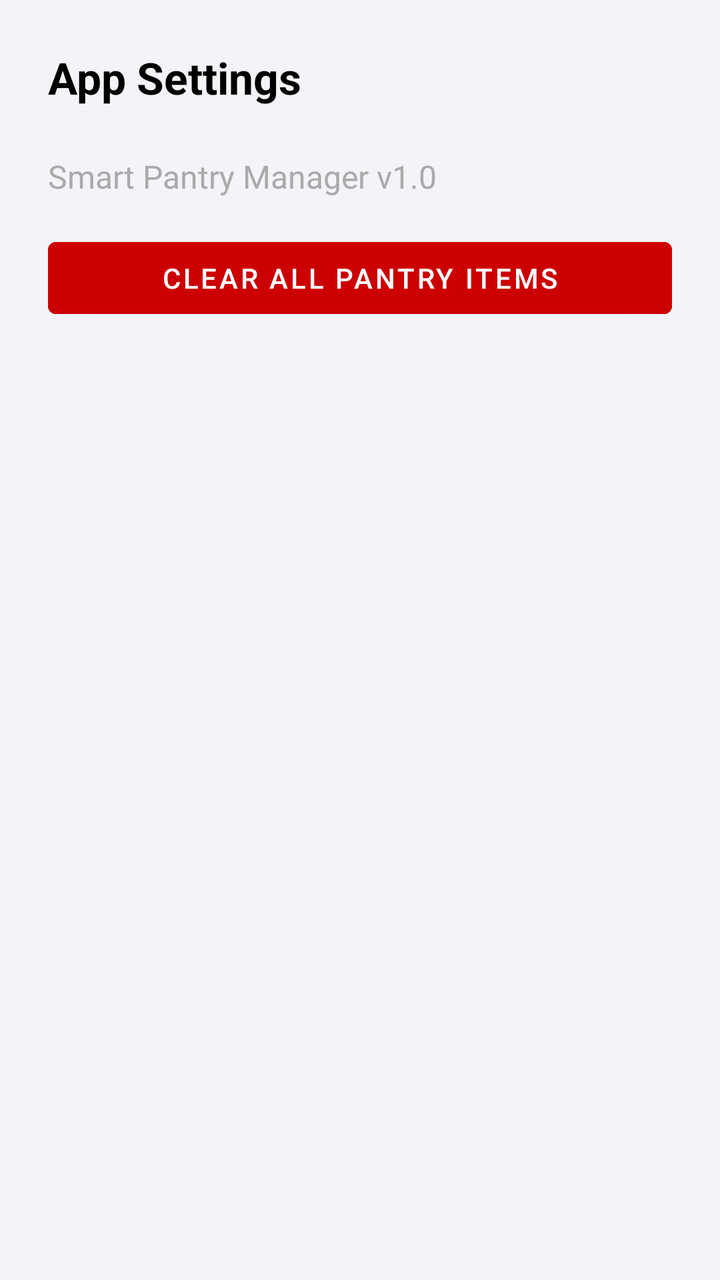
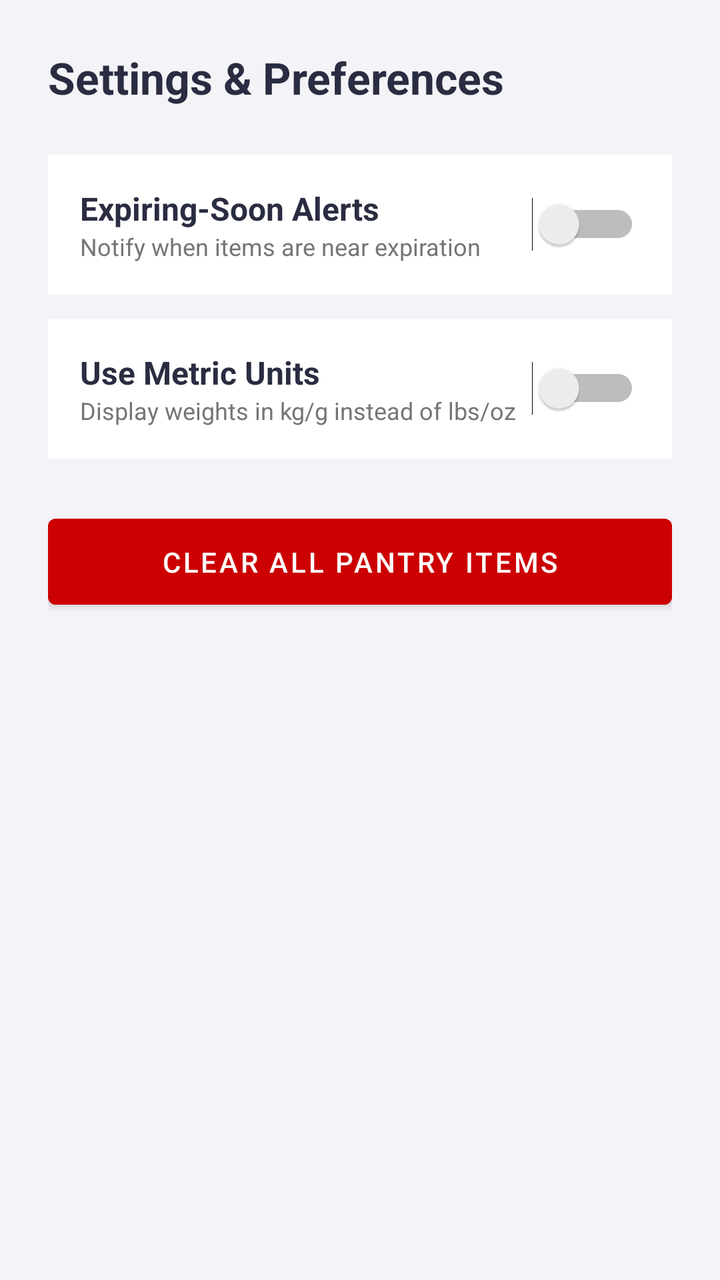

Screens rendered from an Android XML layout before and after an edit, with the pre-edit source and the edit as a unified diff.
<!-- AndroidManifest.xml: application theme Theme.SmartPantryManager -->
<!-- res/layout/activity_settings.xml -->
<?xml version="1.0" encoding="utf-8"?>
<LinearLayout xmlns:android="http://schemas.android.com/apk/res/android"
    android:layout_width="match_parent"
    android:layout_height="match_parent"
    android:orientation="vertical"
    android:padding="24dp">

    <TextView
        android:layout_width="wrap_content"
        android:layout_height="wrap_content"
        android:text="App Settings"
        android:textSize="22sp"
        android:textStyle="bold"
        android:textColor="@android:color/black"
        android:layout_marginBottom="24dp" />

    <TextView
        android:layout_width="wrap_content"
        android:layout_height="wrap_content"
        android:text="Smart Pantry Manager v1.0"
        android:textSize="16sp"
        android:textColor="@android:color/darker_gray"
        android:layout_marginBottom="16dp" />

    <Button
        android:id="@+id/btnClearPantry"
        android:layout_width="match_parent"
        android:layout_height="wrap_content"
        android:text="Clear All Pantry Items"
        android:backgroundTint="@android:color/holo_red_dark"
        android:textColor="@android:color/white" />
</LinearLayout>
<!-- resources referenced by this layout -->
<resources>
  <style name="Theme.SmartPantryManager" parent="Theme.MaterialComponents.DayNight.DarkActionBar">
          
          <item name="colorPrimary">@color/primary_orange</item>
          <item name="colorPrimaryVariant">@color/primary_orange</item>
          <item name="colorOnPrimary">@color/white</item>
  
          
          <item name="colorSecondary">@color/secondary_yellow</item>
          <item name="colorSecondaryVariant">@color/secondary_yellow</item>
          <item name="colorOnSecondary">@color/dark_navy</item>
  
          
          <item name="android:windowBackground">@color/background_light</item>
  
          
          <item name="android:textColorPrimary">@color/dark_navy</item>
      </style>
  <color name="primary_orange">#FF724C</color>
  <color name="white">#FFFFFF</color>
  <color name="secondary_yellow">#FDBF50</color>
  <color name="dark_navy">#2A2C41</color>
  <color name="background_light">#F4F4F8</color>
</resources>

<!-- the commit's change to res/layout/activity_settings.xml (unified diff, before → after) -->
@@ -3,30 +3,102 @@
     android:layout_width="match_parent"
     android:layout_height="match_parent"
     android:orientation="vertical"
+    android:background="@color/background_light"
     android:padding="24dp">
 
     <TextView
         android:layout_width="wrap_content"
         android:layout_height="wrap_content"
-        android:text="App Settings"
+        android:text="Settings &amp; Preferences"
         android:textSize="22sp"
         android:textStyle="bold"
-        android:textColor="@android:color/black"
+        android:textColor="@color/dark_navy"
         android:layout_marginBottom="24dp" />
 
-    <TextView
-        android:layout_width="wrap_content"
+    
+    <LinearLayout
+        android:layout_width="match_parent"
         android:layout_height="wrap_content"
-        android:text="Smart Pantry Manager v1.0"
-        android:textSize="16sp"
-        android:textColor="@android:color/darker_gray"
-        android:layout_marginBottom="16dp" />
+        android:orientation="horizontal"
+        android:gravity="center_vertical"
+        android:background="@color/white"
+        android:padding="16dp"
+        android:layout_marginBottom="12dp">
 
+        <LinearLayout
+            android:layout_width="0dp"
+            android:layout_height="wrap_content"
+            android:layout_weight="1"
+            android:orientation="vertical">
+
+            <TextView
+                android:layout_width="wrap_content"
+                android:layout_height="wrap_content"
+                android:text="Expiring-Soon Alerts"
+                android:textSize="16sp"
+                android:textStyle="bold"
+                android:textColor="@color/dark_navy" />
+
+            <TextView
+                android:layout_width="wrap_content"
+                android:layout_height="wrap_content"
+                android:text="Notify when items are near expiration"
+                android:textSize="12sp"
+                android:textColor="#757575" />
+        </LinearLayout>
+
+        <Switch
+            android:id="@+id/switchExpiryAlerts"
+            android:layout_width="wrap_content"
+            android:layout_height="wrap_content" />
+    </LinearLayout>
+
+    
+    <LinearLayout
+        android:layout_width="match_parent"
+        android:layout_height="wrap_content"
+        android:orientation="horizontal"
+        android:gravity="center_vertical"
+        android:background="@color/white"
+        android:padding="16dp"
+        android:layout_marginBottom="24dp">
+
+        <LinearLayout
+            android:layout_width="0dp"
+            android:layout_height="wrap_content"
+            android:layout_weight="1"
+            android:orientation="vertical">
+
+            <TextView
+                android:layout_width="wrap_content"
+                android:layout_height="wrap_content"
+                android:text="Use Metric Units"
+                android:textSize="16sp"
+                android:textStyle="bold"
+                android:textColor="@color/dark_navy" />
+
+            <TextView
+                android:layout_width="wrap_content"
+                android:layout_height="wrap_content"
+                android:text="Display weights in kg/g instead of lbs/oz"
+                android:textSize="12sp"
+                android:textColor="#757575" />
+        </LinearLayout>
+
+        <Switch
+            android:id="@+id/switchMetricUnits"
+            android:layout_width="wrap_content"
+            android:layout_height="wrap_content" />
+    </LinearLayout>
+
+    
     <Button
         android:id="@+id/btnClearPantry"
         android:layout_width="match_parent"
         android:layout_height="wrap_content"
         android:text="Clear All Pantry Items"
         android:backgroundTint="@android:color/holo_red_dark"
-        android:textColor="@android:color/white" />
+        android:textColor="@color/white"
+        android:padding="12dp" />
+
 </LinearLayout>
<!-- resource entries referenced after the edit -->
@@ -16,6 +16,10 @@
   
           
           <item name="android:textColorPrimary">@color/dark_navy</item>
+  
+          
+          <item name="android:editTextColor">@color/dark_navy</item>
+          <item name="android:textColorHint">#757575</item>
       </style>
   <color name="primary_orange">#FF724C</color>
   <color name="white">#FFFFFF</color>
